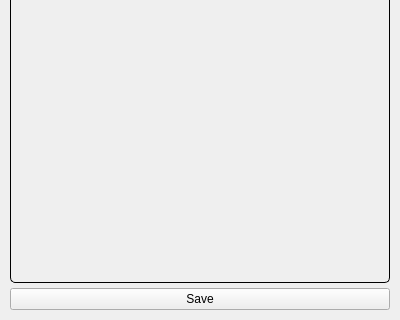
StepanTWL/RecognizeNumber, file ui_mainwindow.ui: the form before one commit; both pictures show x 0 to 400 and y 291 to 611 of the 400 by 611 pixel window.
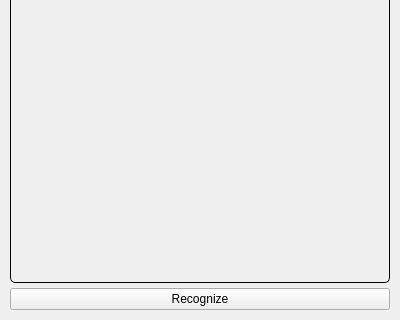
The form after the commit.

The edit to the form file:
```diff
--- a/ui_mainwindow.ui
+++ b/ui_mainwindow.ui
@@ -528,7 +528,7 @@
     <item row="3" column="0">
      <widget class="QPushButton" name="pushButton_save">
       <property name="text">
-       <string>Save</string>
+       <string>Recognize</string>
       </property>
      </widget>
     </item>
```
Left out of the diff: 2 changed lines with no effect on the pictures.
